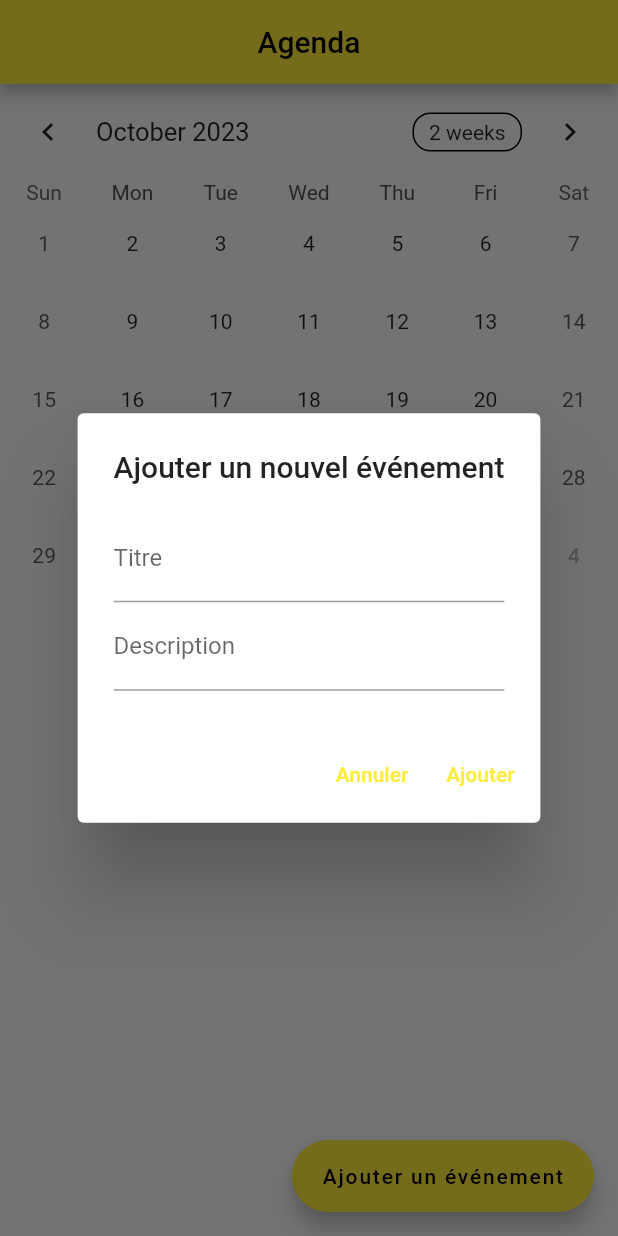
After one commit to JoyoRichard007/Flutter_App, a Flutter app: the screen it shows after launch, after a tap on "Ajouter un événement", on a phone screen of 412 x 824 dp. The commit adds this screen. Run offline on Flutter 3.47's test engine with Material 2 defaults, Android fonts, the phone set to English and light mode, and no system bars; drawn by our look-alikes of table_calendar.

Commit message:
Calendar

```diff
--- a/Application/lib/main.dart
+++ b/Application/lib/main.dart
@@ -3,6 +3,7 @@ import 'package:premier_app/screens/Home.dart';
 import 'package:premier_app/screens/guest/Auth.dart';
 import 'package:premier_app/screens/guest/Password.dart';
 import 'package:premier_app/screens/guest/Term.dart';
+import 'package:premier_app/screens/guest/calendar.dart';
 
 void main() {
   runApp(App());
@@ -16,7 +17,10 @@ class App extends StatelessWidget {
     return MaterialApp(
       debugShowCheckedModeBanner: false,
       title: 'flutter',
-      home: Authscreen(),
+      theme: ThemeData(
+        primarySwatch: Colors.yellow,
+      ),
+      home: CalendarEvent(),
     );
   }
 }
--- /dev/null
+++ b/Application/lib/screens/guest/calendar.dart
@@ -0,0 +1,116 @@
+import 'package:flutter/material.dart';
+import 'package:table_calendar/table_calendar.dart';
+
+class CalendarEvent extends StatefulWidget {
+  const CalendarEvent({super.key});
+
+  @override
+  State<CalendarEvent> createState() => _CalendarEventState();
+}
+
+class _CalendarEventState extends State<CalendarEvent> {
+  CalendarFormat _calendarFormat = CalendarFormat.month;
+  DateTime _focusedDay = DateTime.now();
+  DateTime? _selectedDate;
+
+  final titleController = TextEditingController();
+  final descpController = TextEditingController();
+
+  @override
+  void initState() {
+    // TODO: implement initState
+    super.initState();
+    _selectedDate = _focusedDay;
+  }
+
+  // Afficher
+  _showAddEventDialog() async {
+    await showDialog(
+      context: context,
+      builder: (context) => AlertDialog(
+        title: Text('Ajouter un nouvel événement'),
+        content: Column(
+          crossAxisAlignment: CrossAxisAlignment.stretch,
+          mainAxisSize: MainAxisSize.min,
+          children: [
+            TextField(
+              controller: titleController,
+              textCapitalization: TextCapitalization.words,
+              decoration: const InputDecoration(
+                labelText: 'Titre',
+              ),
+            ),
+            TextField(
+              controller: descpController,
+              textCapitalization: TextCapitalization.words,
+              decoration: const InputDecoration(
+                labelText: 'Description',
+              ),
+            ),
+          ],
+        ),
+        actions: [
+          TextButton(
+            onPressed: () => Navigator.pop(context),
+            child: Text('Annuler'),
+          ),
+          TextButton(
+            onPressed: () => Navigator.pop(context),
+            child: Text('Ajouter'),
+          ),
+        ],
+      ),
+    );
+  }
+
+  @override
+  Widget build(BuildContext context) {
+    return Scaffold(
+      appBar: AppBar(
+        centerTitle: true,
+        title: const Text('Agenda'),
+      ),
+      body: Column(
+        children: [
+          // Calendrier de 2023 jusqu'en 2024
+          TableCalendar(
+            firstDay: DateTime(2023),
+            lastDay: DateTime(2024),
+            focusedDay: _focusedDay,
+            calendarFormat: _calendarFormat,
+
+            onDaySelected: (selectedDay, focusedDay) {
+              if (!isSameDay(_selectedDate, selectedDay))
+                setState(() {
+                  _focusedDay = focusedDay;
+                  _selectedDate = selectedDay;
+                });
+            },
+            // selectionner une date
+            selectedDayPredicate: (day) {
+              return isSameDay(_selectedDate, day);
+            },
+
+            onFormatChanged: (format) {
+              if (_calendarFormat != format) {
+                // Appeler setSatate() quand on met à jour calendar format
+                // Quand on clique sur le format de l'agenda, il change selon le type (jour, semaine, mois)
+                setState(() {
+                  _calendarFormat = format;
+                });
+              }
+            },
+            onPageChanged: (focusedDay) {
+              // pas besoin d'apeler setState ici
+              _focusedDay = focusedDay;
+            },
+          )
+        ],
+      ),
+      floatingActionButton: FloatingActionButton.extended(
+        onPressed: () => _showAddEventDialog(),
+        label: const Text('Ajouter un événement'),
+      ),
+    );
+  }
+}
--- a/Application/pubspec.yaml
+++ b/Application/pubspec.yaml
@@ -30,6 +30,7 @@ environment:
 dependencies:
   flutter:
     sdk: flutter
+  table_calendar: ^3.0.8
 
 
   # The following adds the Cupertino Icons font to your application.
```
Also changed, not shown: Application/pubspec.lock.
